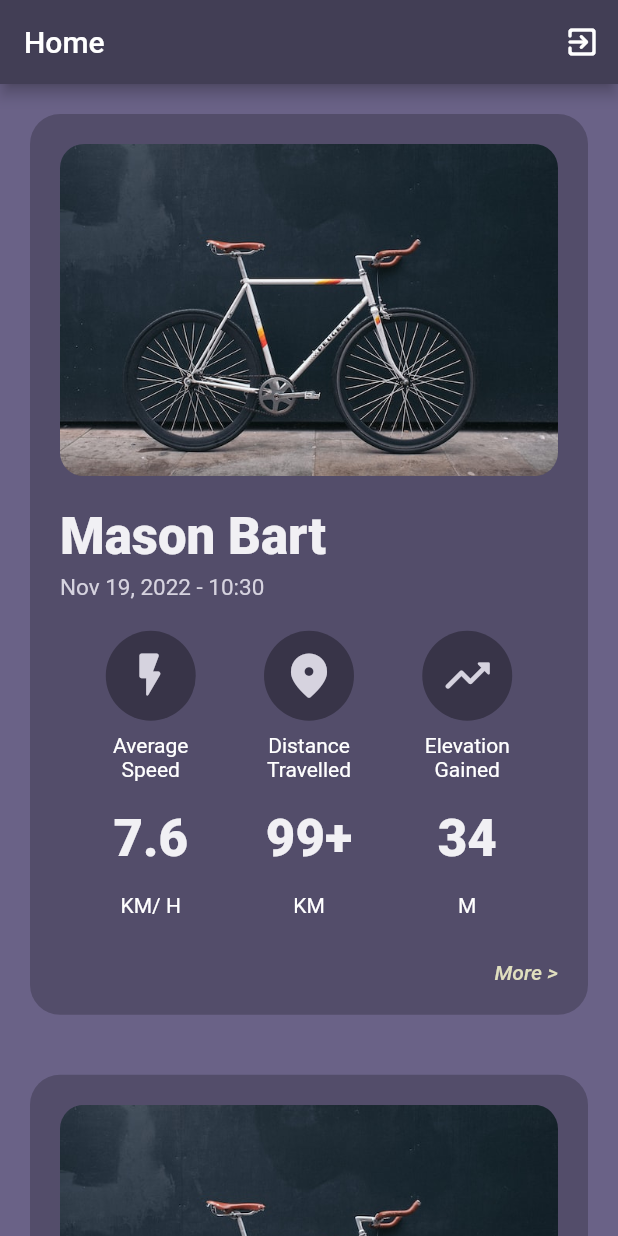
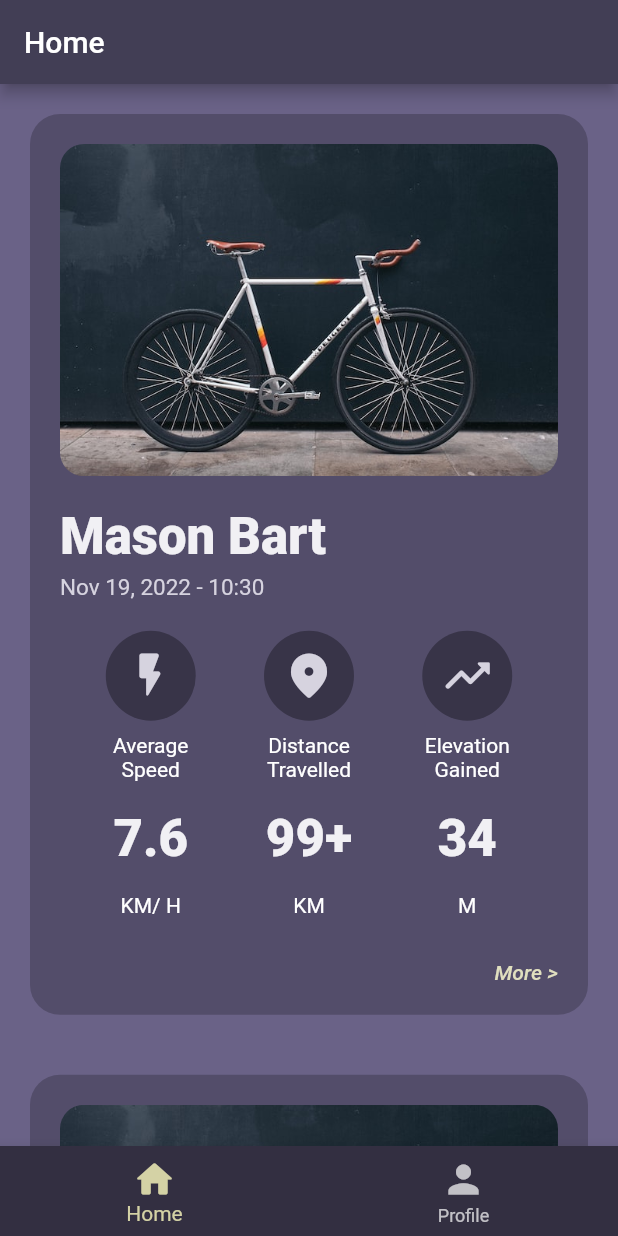
Before and after one commit to TeryakiiSauce/oldbike, a Flutter app: the screen it shows after launch, after a tap on "Skip", on a phone screen of 412 x 824 dp. Run offline on Flutter 3.47's test engine with Material 2 defaults, Android fonts, the phone set to English and light mode, and no system bars.

Commit message:
Added a bottom navigation bar (tab bar). Created a new screen for 'Profile'. Refactored code minorly. Extended String() functionality (check oldbike/utils/extensions.dart).

```diff
--- a/lib/main.dart
+++ b/lib/main.dart
@@ -1,6 +1,8 @@
 import 'package:flutter/material.dart';
 import 'package:oldbike/screens/home/home.dart';
 import 'package:oldbike/screens/login-signup/login.dart';
+import 'package:oldbike/screens/profile/profile.dart';
+import 'package:oldbike/tab_view_controller.dart';
 import 'package:oldbike/utils/colors.dart';
 
 void main() {
@@ -32,8 +34,10 @@ class OldBikeApp extends StatelessWidget {
         ),
       ),
       routes: {
+        TabViewController.screen: (context) => const TabViewController(),
         LoginScreen.screen: (context) => const LoginScreen(),
         HomeScreen.screen: (context) => const HomeScreen(),
+        ProfileScreen.screen: (context) => const ProfileScreen(),
       },
       initialRoute: LoginScreen.screen,
     );
--- a/lib/screens/home/home.dart
+++ b/lib/screens/home/home.dart
@@ -1,6 +1,4 @@
 import 'package:flutter/material.dart';
-import 'package:oldbike/utils/colors.dart';
-import 'package:oldbike/screens/login-signup/login.dart';
 import 'package:oldbike/components/ride_info_card.dart';
 
 class HomeScreen extends StatefulWidget {
@@ -54,37 +52,9 @@ class _HomeScreenState extends State<HomeScreen> {
 
   @override
   Widget build(BuildContext context) {
-    return Scaffold(
-      backgroundColor: kcPrimaryT3,
-      appBar: AppBar(
-        title: const Text('Home'),
-        backgroundColor: kcAppBar,
-        actions: [
-          IconButton(
-            onPressed: () =>
-                Navigator.pushReplacementNamed(context, LoginScreen.screen),
-            icon: const Icon(Icons.exit_to_app_rounded),
-          ),
-        ],
-      ),
-      // bottomNavigationBar: BottomNavigationBar(
-      //   items: const [
-      //     BottomNavigationBarItem(
-      //       icon: Icon(Icons.ac_unit_rounded),
-      //       label: '',
-      //     ),
-      //     BottomNavigationBarItem(
-      //       icon: Icon(Icons.access_time),
-      //       label: '',
-      //     ),
-      //   ],
-      // ),
-      body: SafeArea(
-        child: Scrollbar(
-          child: ListView(
-            children: getRidesInfoCards(),
-          ),
-        ),
+    return Scrollbar(
+      child: ListView(
+        children: getRidesInfoCards(),
       ),
     );
   }
--- a/lib/screens/login-signup/login.dart
+++ b/lib/screens/login-signup/login.dart
@@ -1,6 +1,6 @@
 import 'package:flutter/material.dart';
 import 'package:oldbike/utils/text_styles.dart';
-import 'package:oldbike/screens/home/home.dart';
+import 'package:oldbike/tab_view_controller.dart';
 
 class LoginScreen extends StatefulWidget {
   static const String screen = 'login';
@@ -131,7 +131,7 @@ class _LoginScreenState extends State<LoginScreen> {
                             GestureDetector(
                               onTap: () {
                                 Navigator.pushReplacementNamed(
-                                    context, HomeScreen.screen);
+                                    context, TabViewController.screen);
                               },
                               child: const Text(
                                 'Skip',
--- /dev/null
+++ b/lib/screens/profile/profile.dart
@@ -0,0 +1,17 @@
+import 'package:flutter/material.dart';
+
+class ProfileScreen extends StatefulWidget {
+  static const String screen = 'profile';
+
+  const ProfileScreen({super.key});
+
+  @override
+  State<ProfileScreen> createState() => _ProfileScreenState();
+}
+
+class _ProfileScreenState extends State<ProfileScreen> {
+  @override
+  Widget build(BuildContext context) {
+    return const Text('profile');
+  }
+}
--- /dev/null
+++ b/lib/tab_view_controller.dart
@@ -0,0 +1,105 @@
+import 'package:flutter/material.dart';
+import 'package:oldbike/screens/home/home.dart';
+import 'package:oldbike/screens/login-signup/login.dart';
+import 'package:oldbike/screens/profile/profile.dart';
+import 'package:oldbike/utils/colors.dart';
+
+class TabViewController extends StatefulWidget {
+  static const String screen = 'tabview';
+
+  const TabViewController({super.key});
+
+  @override
+  State<TabViewController> createState() => _TabViewControllerState();
+}
+
+class _TabViewControllerState extends State<TabViewController> {
+  int tabviewScreenIndex = 0;
+  late BuildContext currentContext;
+  final List<Map<String, dynamic>> screensMapsList = [];
+  final Map<String, List<Widget>> actions = {};
+
+  void switchTabView(int screenIndex) {
+    setState(() {
+      tabviewScreenIndex = screenIndex;
+    });
+  }
+
+  @override
+  void initState() {
+    super.initState();
+
+    currentContext = context;
+
+    actions.addAll(
+      {
+        'home': [
+          Container(),
+        ],
+        'profile': [
+          IconButton(
+            onPressed: () => Navigator.pushReplacementNamed(
+                currentContext, LoginScreen.screen),
+            icon: const Icon(Icons.exit_to_app_rounded),
+          ),
+        ],
+      },
+    );
+
+    screensMapsList.addAll(
+      [
+        {
+          'screenWidget': const HomeScreen(),
+          'title': 'Home',
+          'actions': actions['home'],
+        },
+        {
+          'screenWidget': const ProfileScreen(),
+          'title': 'Profile',
+          'actions': actions['profile'],
+        },
+      ],
+    );
+  }
+
+  @override
+  Widget build(BuildContext context) {
+    final Text appBarTitle = Text(screensMapsList[tabviewScreenIndex]['title']);
+    final List<Widget> actionsList =
+        screensMapsList[tabviewScreenIndex]['actions'];
+    final Widget screenBody =
+        screensMapsList[tabviewScreenIndex]['screenWidget'];
+
+    return Scaffold(
+      backgroundColor: kcPrimaryT3,
+      appBar: AppBar(
+        title: appBarTitle,
+        backgroundColor: kcAppBar,
+        actions: actionsList,
+      ),
+      bottomNavigationBar: BottomNavigationBar(
+        backgroundColor: kcPrimaryS4,
+        iconSize: 30.0,
+        selectedItemColor: kcAccent,
+        // showSelectedLabels: false,
+        // showUnselectedLabels: false,
+        currentIndex: tabviewScreenIndex,
+        enableFeedback: true,
+        onTap: (value) {
+          switchTabView(value);
+        },
+        items: const [
+          BottomNavigationBarItem(
+            icon: Icon(Icons.home_rounded),
+            label: 'Home',
+          ),
+          BottomNavigationBarItem(
+            icon: Icon(Icons.person),
+            label: 'Profile',
+          ),
+        ],
+      ),
+      body: screenBody,
+    );
+  }
+}
--- /dev/null
+++ b/lib/utils/extensions.dart
@@ -0,0 +1,18 @@
+/// Extends the functionalities of a String() object since Dart doesn't include everything.
+///
+/// For example: Adds a functionality which allows Strings to be converted to capitalize just the first letter or capitalize first letters of every word.
+extension StringExtension on String {
+  /// E.g., 'hello world' -> 'Hello world'
+  ///
+  /// Reference: https://stackoverflow.com/a/60528001
+  String toCapitalized() =>
+      "${this[0].toUpperCase()}${substring(1).toLowerCase()}";
+
+  /// E.g., 'hello world' -> 'Hello World'
+  ///
+  /// Reference: https://stackoverflow.com/a/29629114
+  String toTitleCase() => replaceAll(RegExp(' +'), ' ')
+      .split(' ')
+      .map((str) => str.toCapitalized())
+      .join(' ');
+}
```
